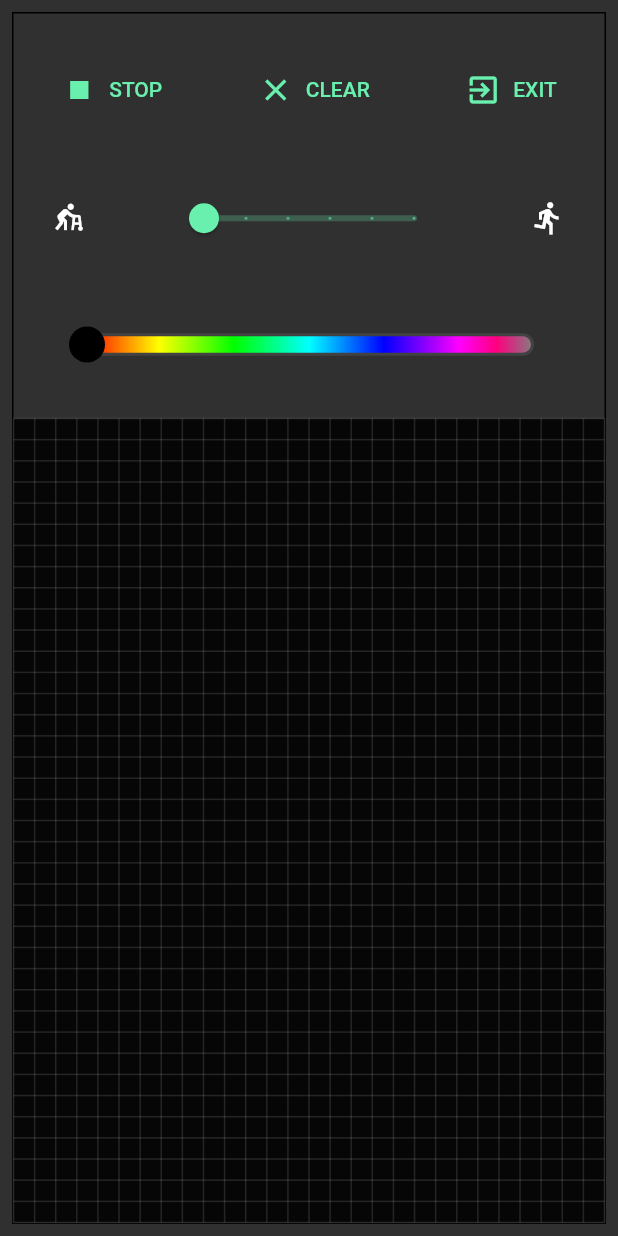
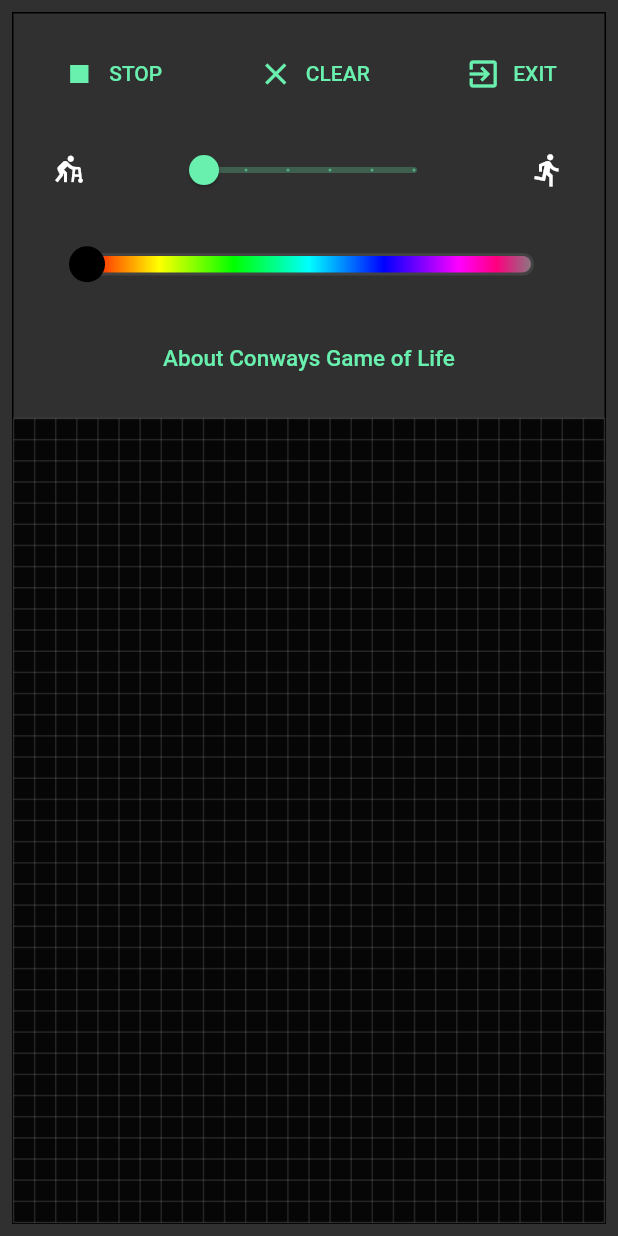
Before and after one commit to Nico-67a2/flutter-game-of-life-y13, a Flutter app: the screen it shows after launch, on a phone screen of 412 x 824 dp. Run offline on Flutter 3.47's test engine with Material 2 defaults, Android fonts, the phone set to English and light mode, and no system bars; missing offline and left inert: flutter_custom_tabs.

Commit message:
add about conways game

```diff
--- a/lib/gol/life_controls.dart
+++ b/lib/gol/life_controls.dart
@@ -4,6 +4,7 @@ import 'package:flutter/material.dart';
 import 'package:game_of_life/gol/gol.dart';
 import 'package:game_of_life/gol/color_picker.dart';
 import 'package:game_of_life/gol/globals.dart';
+import 'package:game_of_life/open_tab.dart';
 
 
 class LifeControls extends StatefulWidget {
@@ -98,6 +99,12 @@ class _LifeControlsState extends State<LifeControls> {
                     ColorPicker(300)
                 ]
               ),
+              Center(
+                child: TextButton(
+                  child: const Text('About Conways Game of Life', style: TextStyle(fontSize: 15)),
+                  onPressed: () => launchURL(context),
+                ),
+              ),
             ],
           ),
         );
--- a/pubspec.yaml
+++ b/pubspec.yaml
@@ -11,8 +11,8 @@ dependencies:
   flutter:
     sdk: flutter
   provider: ^6.0.0
-#  get: ^4.6.1
-#  get_storage: ^2.0.3
+  flutter_custom_tabs: ^1.0.4
+
 
 dev_dependencies:
   flutter_test:
```
Also changed, not shown: lib/open_tab.dart (added, +15 -0 lines).
